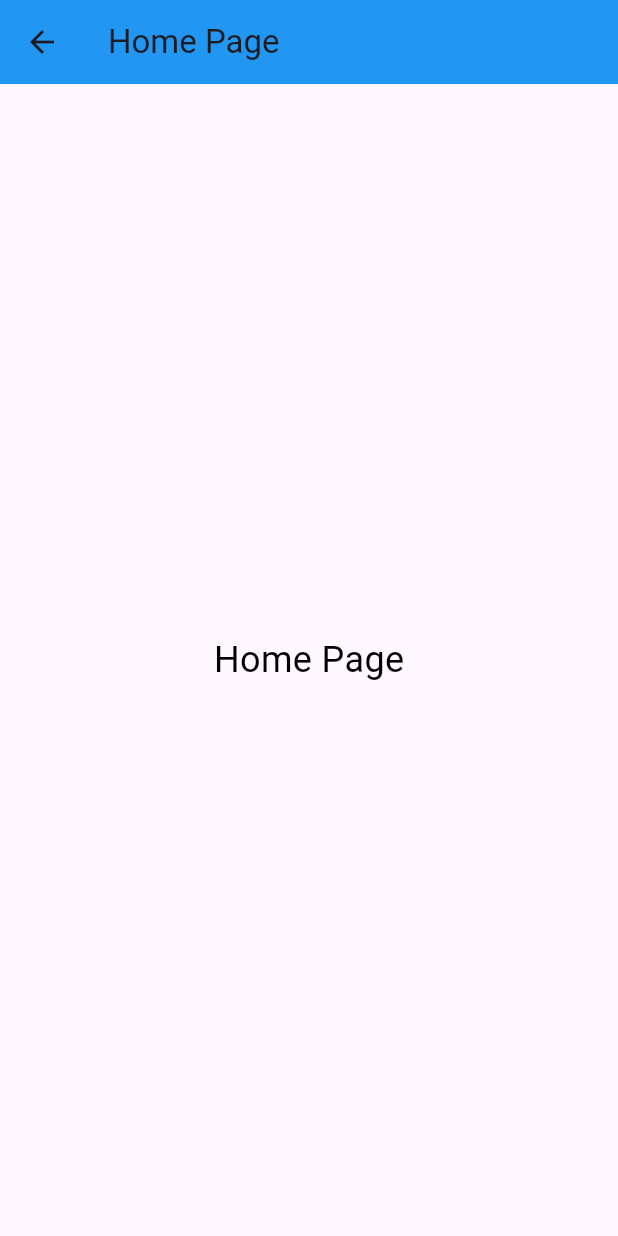
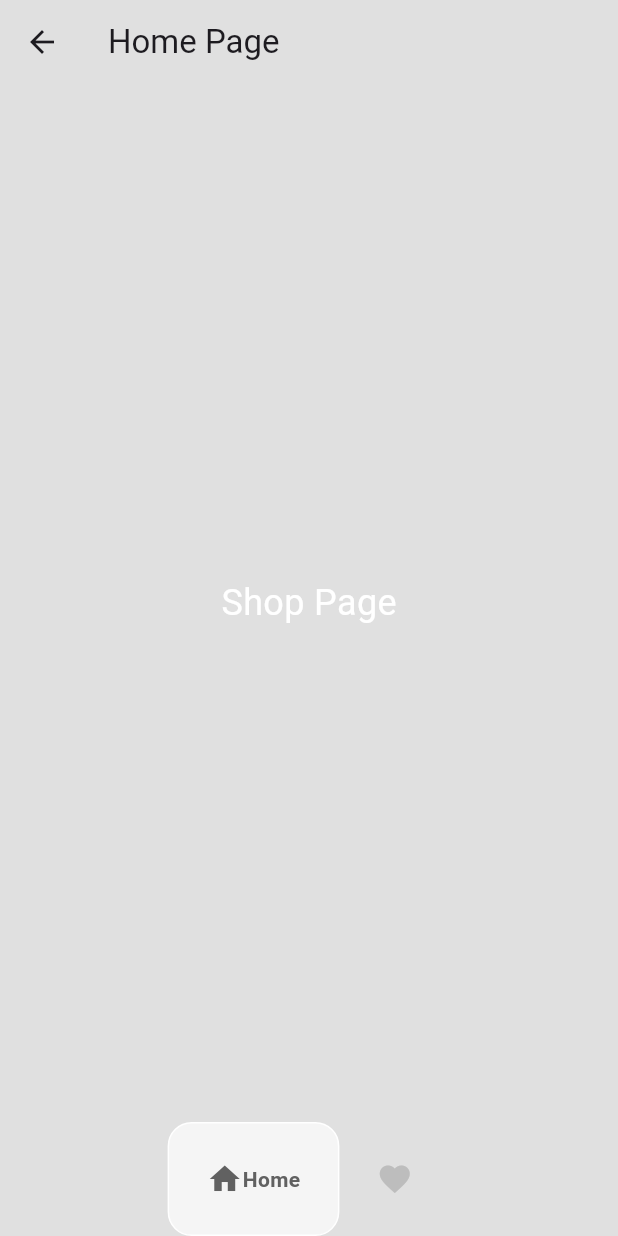
Before and after one commit to shinnkura/app_ui_design, a Flutter app: the HomePage screen opened directly, on a phone screen of 412 x 824 dp. Run offline on Flutter 3.47's test engine with Material 2 defaults, Android fonts, the phone set to English and light mode, and no system bars; drawn by our look-alikes of google_nav_bar; our stand-ins replace badges, curved_navigation_bar, device_preview, flutter_rating_bar, smooth_page_indicator; missing offline and left inert: clippy_flutter.

```diff
--- /dev/null
+++ b/lib/intro_screen/components/bottom_nav_bar.dart
@@ -0,0 +1,35 @@
+import 'package:flutter/material.dart';
+import 'package:google_nav_bar/google_nav_bar.dart';
+
+// ignore: must_be_immutable
+class MyBottomNavBar extends StatelessWidget {
+  MyBottomNavBar({super.key, required this.onTabChange});
+
+  void Function(int)? onTabChange;
+
+  @override
+  Widget build(BuildContext context) {
+    return Container(
+      padding: EdgeInsets.symmetric(horizontal: 20),
+      child: GNav(
+        color: Colors.grey[400],
+        activeColor: Colors.grey.shade700,
+        tabActiveBorder: Border.all(color: Colors.white),
+        tabBackgroundColor: Colors.grey.shade100,
+        mainAxisAlignment: MainAxisAlignment.center,
+        tabBorderRadius: 16,
+        onTabChange: (value) => onTabChange?.call(value),
+        tabs: [
+          GButton(
+            icon: Icons.home,
+            text: 'Home',
+          ),
+          GButton(
+            icon: Icons.favorite,
+            text: 'Likes',
+          ),
+        ],
+      ),
+    );
+  }
+}
--- a/lib/intro_screen/home_page.dart
+++ /dev/null
@@ -1,24 +0,0 @@
-import 'package:flutter/material.dart';
-
-class HomePage extends StatelessWidget {
-  const HomePage({super.key});
-
-  @override
-  Widget build(BuildContext context) {
-    return Scaffold(
-      appBar: AppBar(
-        title: const Text('Home Page'),
-        backgroundColor: Colors.blue,
-      ),
-      body: Center(
-        child: Text(
-          'Home Page',
-          style: TextStyle(
-            fontSize: 24,
-            color: Colors.black,
-          ),
-        ),
-      ),
-    );
-  }
-}
--- a/lib/intro_screen/onboarding_screen.dart
+++ b/lib/intro_screen/onboarding_screen.dart
@@ -1,7 +1,7 @@
 import 'package:flutter/material.dart';
 import 'package:smooth_page_indicator/smooth_page_indicator.dart';
 
-import 'home_page.dart';
+import 'pages/home_page.dart';
 import 'intro_screens/intro_screen_1.dart';
 import 'intro_screens/intro_screen_2.dart';
 import 'intro_screens/intro_screen_3.dart';
--- /dev/null
+++ b/lib/intro_screen/pages/cart_page.dart
@@ -0,0 +1,23 @@
+import 'package:flutter/material.dart';
+
+class CartPage extends StatefulWidget {
+  const CartPage({super.key});
+
+  @override
+  State<CartPage> createState() => _CartPageState();
+}
+
+class _CartPageState extends State<CartPage> {
+  @override
+  Widget build(BuildContext context) {
+    return Center(
+      child: Text(
+        'Cart Page',
+        style: TextStyle(
+          fontSize: 24,
+          color: Colors.white,
+        ),
+      ),
+    );
+  }
+}
--- /dev/null
+++ b/lib/intro_screen/pages/home_page.dart
@@ -0,0 +1,46 @@
+import 'package:app_ui_design/intro_screen/components/bottom_nav_bar.dart';
+import 'package:flutter/material.dart';
+
+import 'cart_page.dart';
+import 'shop_page.dart';
+
+class HomePage extends StatefulWidget {
+  const HomePage({super.key});
+
+  @override
+  State<HomePage> createState() => _HomePageState();
+}
+
+class _HomePageState extends State<HomePage> {
+  // ページのインデックスを追跡する
+  int _selectedIndex = 0;
+
+  // ページのインデックスを変更する
+  void navigateBottomNavBar(int index) {
+    setState(() {
+      _selectedIndex = index;
+    });
+  }
+
+  // ページのインデックスに応じて、ページを表示する
+  final List<Widget> _pages = [
+    const ShopPage(),
+    const CartPage(),
+  ];
+
+  @override
+  Widget build(BuildContext context) {
+    return Scaffold(
+      backgroundColor: Colors.grey[300],
+      appBar: AppBar(
+        title: const Text('Home Page'),
+        // backgroundColor: Colors.blue,
+        backgroundColor: Colors.transparent,
+      ),
+      body: _pages[_selectedIndex],
+      bottomNavigationBar: MyBottomNavBar(
+        onTabChange: (index) => navigateBottomNavBar(index),
+      ),
+    );
+  }
+}
--- /dev/null
+++ b/lib/intro_screen/pages/shop_page.dart
@@ -0,0 +1,23 @@
+import 'package:flutter/material.dart';
+
+class ShopPage extends StatefulWidget {
+  const ShopPage({super.key});
+
+  @override
+  State<ShopPage> createState() => _ShopPageState();
+}
+
+class _ShopPageState extends State<ShopPage> {
+  @override
+  Widget build(BuildContext context) {
+    return Center(
+      child: Text(
+        'Shop Page',
+        style: TextStyle(
+          fontSize: 24,
+          color: Colors.white,
+        ),
+      ),
+    );
+  }
+}
--- a/pubspec.yaml
+++ b/pubspec.yaml
@@ -19,6 +19,7 @@ dependencies:
   flutter_rating_bar:
   device_preview:
   smooth_page_indicator:
+  google_nav_bar:
 
 dev_dependencies:
   flutter_test:
```
Also changed, not shown: pubspec.lock.
